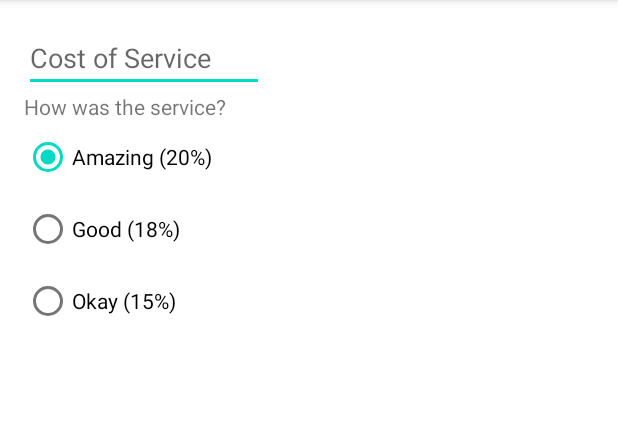
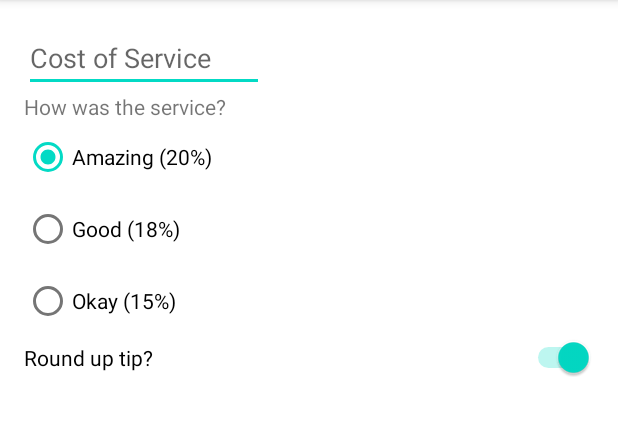
Before and after one commit to Lillaley/Tip_Time, an Android app: the screen it shows after launch (MainActivity), on a phone screen of 412 x 824 dp, the part 84-520 px from its top. Run offline under Robolectric (Android 15) with nearby library versions, the phone set to English and light mode, and no system bars.

Commit message:
adding switch

```diff
--- a/app/src/main/res/layout/activity_main.xml
+++ b/app/src/main/res/layout/activity_main.xml
@@ -22,8 +22,8 @@
         android:layout_width="wrap_content"
         android:layout_height="wrap_content"
         android:text="How was the service?"
-        app:layout_constraintStart_toStartOf="parent"
-        app:layout_constraintTop_toBottomOf="@id/cost_of_service"/>
+        app:layout_constraintTop_toBottomOf="@id/cost_of_service"
+        app:layout_constraintStart_toStartOf="parent" />
 
     <RadioGroup
         android:id="@+id/tip_options"
@@ -51,6 +51,15 @@
             android:layout_width="wrap_content"
             android:layout_height="wrap_content"
             android:text="Okay (15%)" />
+    </RadioGroup>
 
-    </RadioGroup>
+    <Switch
+        android:id="@+id/round_up_switch"
+        android:layout_width="0dp"
+        android:layout_height="wrap_content"
+        android:checked="true"
+        android:text="Round up tip?"
+        app:layout_constraintEnd_toEndOf="parent"
+        app:layout_constraintStart_toStartOf="@id/tip_options"
+        app:layout_constraintTop_toBottomOf="@id/tip_options" />
 </androidx.constraintlayout.widget.ConstraintLayout>
```
